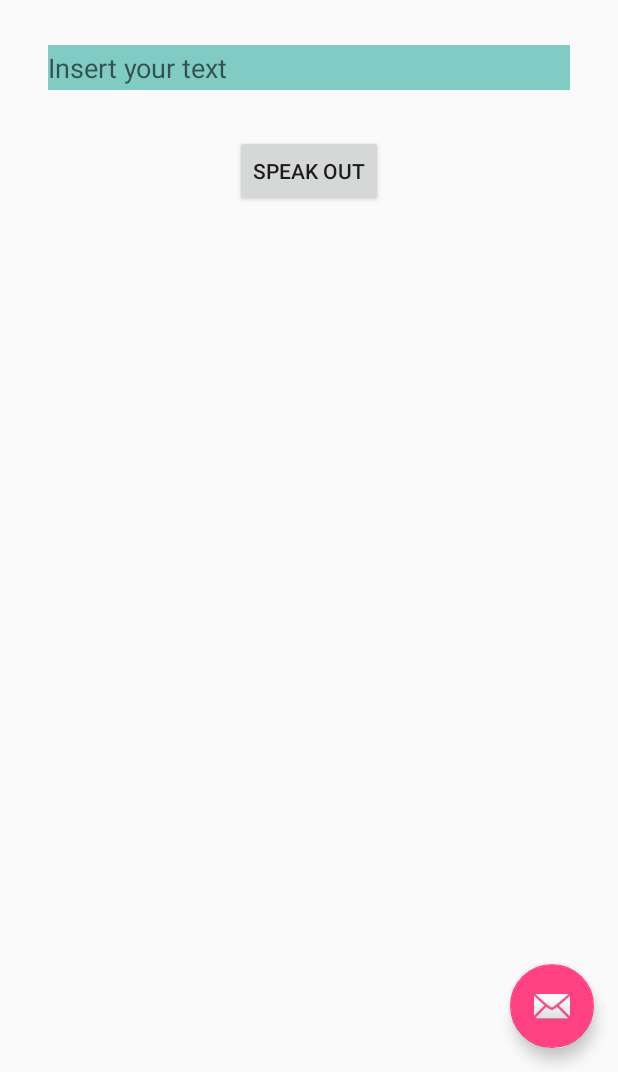
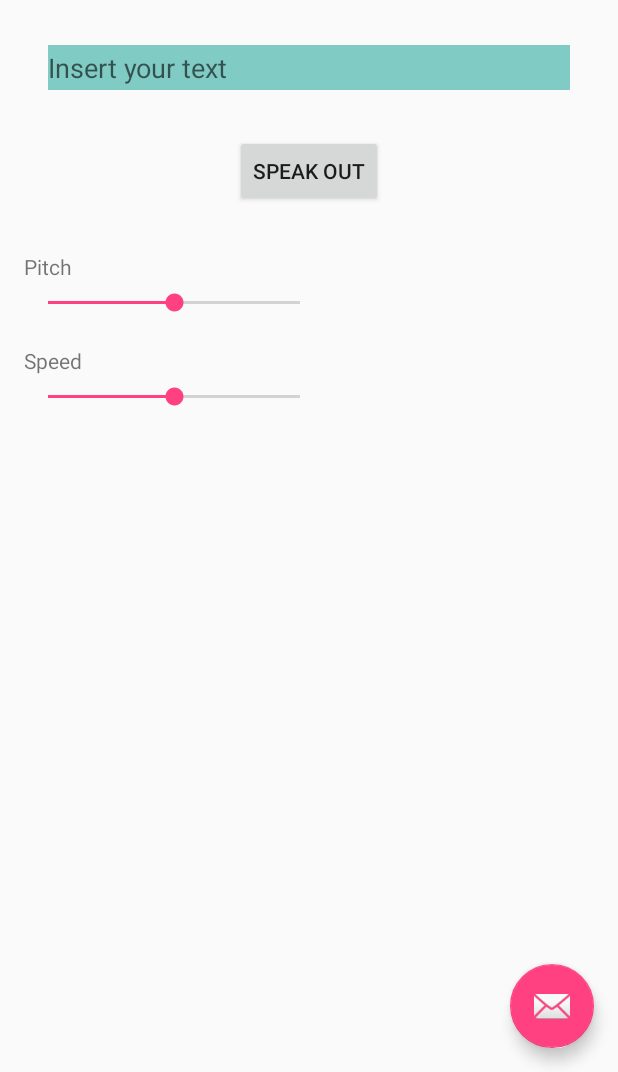
Before and after one commit to anubansal/google-text-to-speech, an Android app: the screen it shows after launch (MainActivity), after a tap on "SPEAK OUT", on a phone screen of 412 x 824 dp, the part 164-1236 px from its top. Run offline under Robolectric (Android 15) with nearby library versions, the phone set to English and light mode, and no system bars.

Commit message:
Added controls for varying the speed and pitch of sound

```diff
--- a/app/src/main/java/com/example/anubansal/text_to_speech/MainActivity.java
+++ b/app/src/main/java/com/example/anubansal/text_to_speech/MainActivity.java
@@ -12,6 +12,7 @@ import android.view.Menu;
 import android.view.MenuItem;
 import android.widget.Button;
 import android.widget.EditText;
+import android.widget.SeekBar;
 
 import java.util.Locale;
 
@@ -21,6 +22,10 @@ public class MainActivity extends AppCompatActivity implements TextToSpeech.OnIn
     private TextToSpeech tts;
     private Button btnSpeak;
     private EditText typeText;
+    private SeekBar seekPitch;
+    private SeekBar seekSpeed;
+    private double pitch = 1.0;
+    private double speed = 1.0;
 
     @Override
     protected void onCreate(Bundle savedInstanceState) {
@@ -51,6 +56,10 @@ public class MainActivity extends AppCompatActivity implements TextToSpeech.OnIn
                 speakOut();
             }
         });
+
+        setSeekPitch();
+
+        setSeekSpeed();
     }
 
     @Override
@@ -95,7 +104,9 @@ public class MainActivity extends AppCompatActivity implements TextToSpeech.OnIn
 
     private void speakOut() {
         String text = typeText.getText().toString();
-        tts.speak(text, TextToSpeech.QUEUE_FLUSH, null);
+        tts.setSpeechRate((float)speed);
+        tts.setPitch((float)pitch);
+        tts.speak(text, TextToSpeech.QUEUE_FLUSH, null, null);
     }
 
     @Override
@@ -107,4 +118,46 @@ public class MainActivity extends AppCompatActivity implements TextToSpeech.OnIn
 
         super.onDestroy();
     }
+
+    private void setSeekPitch() {
+        seekPitch = (SeekBar) findViewById(R.id.seekPitch);
+        seekPitch.setThumbOffset(5);
+        seekPitch.setOnSeekBarChangeListener(new SeekBar.OnSeekBarChangeListener() {
+            @Override
+            public void onProgressChanged(SeekBar seekBar, int progress, boolean fromUser) {
+                pitch = (float) progress / (seekBar.getMax() / 2);
+            }
+
+            @Override
+            public void onStartTrackingTouch(SeekBar seekBar) {
+
+            }
+
+            @Override
+            public void onStopTrackingTouch(SeekBar seekBar) {
+
+            }
+        });
+    }
+
+    private void setSeekSpeed() {
+        seekSpeed = (SeekBar) findViewById(R.id.seekSpeed);
+        seekSpeed.setThumbOffset(5);
+        seekSpeed.setOnSeekBarChangeListener(new SeekBar.OnSeekBarChangeListener() {
+            @Override
+            public void onProgressChanged(SeekBar seekBar, int progress, boolean fromUser) {
+                speed = (float) progress / (seekBar.getMax() / 2);
+            }
+
+            @Override
+            public void onStartTrackingTouch(SeekBar seekBar) {
+
+            }
+
+            @Override
+            public void onStopTrackingTouch(SeekBar seekBar) {
+
+            }
+        });
+    }
 }
--- a/app/src/main/res/layout/content_main.xml
+++ b/app/src/main/res/layout/content_main.xml
@@ -41,4 +41,33 @@
         android:layout_centerHorizontal="true"
         android:text="@string/btn_text"
         android:layout_gravity="center_horizontal" />
+
+    <TextView
+        android:layout_width="wrap_content"
+        android:layout_height="wrap_content"
+        android:layout_marginTop="30dp"
+        android:text="@string/text_pitch"/>
+
+    <SeekBar
+        android:id="@+id/seekSpeed"
+        android:layout_width="200dp"
+        android:layout_height="wrap_content"
+        android:layout_marginTop="5dp"
+        android:max="10"
+        android:progress="5"/>
+
+    <TextView
+        android:layout_width="wrap_content"
+        android:layout_height="wrap_content"
+        android:layout_marginTop="20dp"
+        android:text="@string/text_speed"/>
+
+    <SeekBar
+        android:id="@+id/seekPitch"
+        android:layout_width="200dp"
+        android:layout_height="wrap_content"
+        android:layout_marginTop="5dp"
+        android:max="10"
+        android:progress="5"/>
+
 </LinearLayout>
--- a/app/src/main/res/values/strings.xml
+++ b/app/src/main/res/values/strings.xml
@@ -4,4 +4,6 @@
     <string name="text_to_speech">Text to Speech</string>
     <string name="txt_hint">Insert your text</string>
     <string name="btn_text">Speak out</string>
+    <string name="text_pitch">Pitch</string>
+    <string name="text_speed">Speed</string>
 </resources>
```
